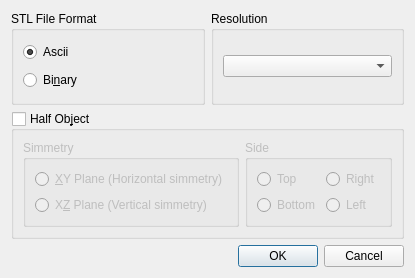
mgian/bulbcalculator, file Ui/ExportSTL.ui: the form before one commit.
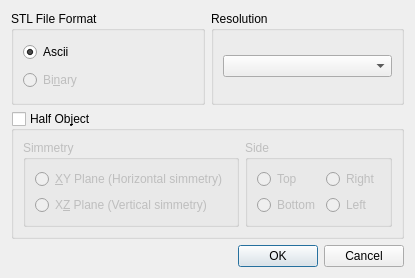
The form after the commit.

Commit message: Temporarily disabled the STL binary export option

The edit to the form file:
```diff
--- a/Ui/ExportSTL.ui
+++ b/Ui/ExportSTL.ui
@@ -32,6 +32,9 @@
       </item>
       <item>
        <widget class="QRadioButton" name="RB_BinaryFormat">
+        <property name="enabled">
+         <bool>false</bool>
+        </property>
         <property name="text">
          <string>Bi&amp;nary</string>
         </property>
```
